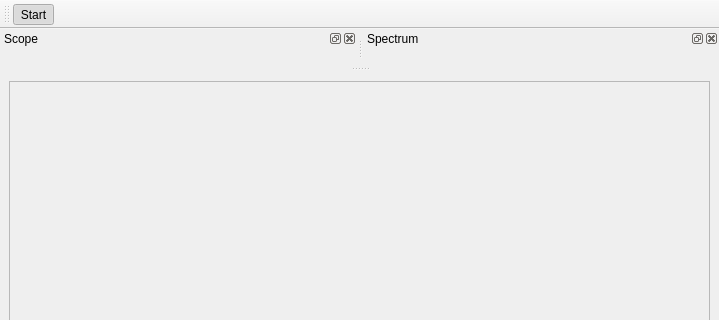
tlecomte/friture, file friture.ui: the form before one commit; both pictures show x 0 to 719 and y 0 to 320 of the 719 by 573 pixel window.
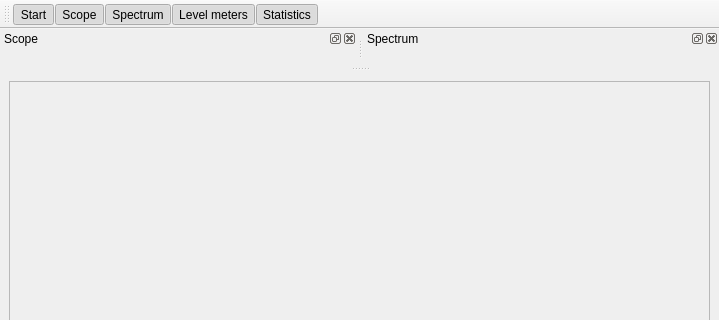
The form after the commit. Custom widgets are drawn as their Qt base class.

Commit message: Add tollbar buttons to toggle the display of individual widgets.

What changed in the file:
```diff
--- a/friture.ui
+++ b/friture.ui
@@ -273,6 +273,10 @@
     <bool>false</bool>
    </attribute>
    <addaction name="actionStart"/>
+   <addaction name="actionScope"/>
+   <addaction name="actionSpectrum"/>
+   <addaction name="actionLevels"/>
+   <addaction name="actionStatistics"/>
   </widget>
   <action name="actionStart">
    <property name="checkable">
@@ -288,6 +292,62 @@
     <string>Start/Stop</string>
    </property>
   </action>
+  <action name="actionScope">
+   <property name="checkable">
+    <bool>true</bool>
+   </property>
+   <property name="checked">
+    <bool>true</bool>
+   </property>
+   <property name="text">
+    <string>Scope</string>
+   </property>
+   <property name="toolTip">
+    <string>Toggle scope widget</string>
+   </property>
+  </action>
+  <action name="actionSpectrum">
+   <property name="checkable">
+    <bool>true</bool>
+   </property>
+   <property name="checked">
+    <bool>true</bool>
+   </property>
+   <property name="text">
+    <string>Spectrum</string>
+   </property>
+   <property name="toolTip">
+    <string>Toggle spectrum widget</string>
+   </property>
+  </action>
+  <action name="actionLevels">
+   <property name="checkable">
+    <bool>true</bool>
+   </property>
+   <property name="checked">
+    <bool>true</bool>
+   </property>
+   <property name="text">
+    <string>Level meters</string>
+   </property>
+   <property name="toolTip">
+    <string>Toggle levels widget</string>
+   </property>
+  </action>
+  <action name="actionStatistics">
+   <property name="checkable">
+    <bool>true</bool>
+   </property>
+   <property name="checked">
+    <bool>true</bool>
+   </property>
+   <property name="text">
+    <string>Statistics</string>
+   </property>
+   <property name="toolTip">
+    <string>Toggle statistics widget</string>
+   </property>
+  </action>
  </widget>
  <customwidgets>
   <customwidget>
```
Left out of the diff: 8 changed lines with no effect on the pictures. The commit also changes 2 other files.
